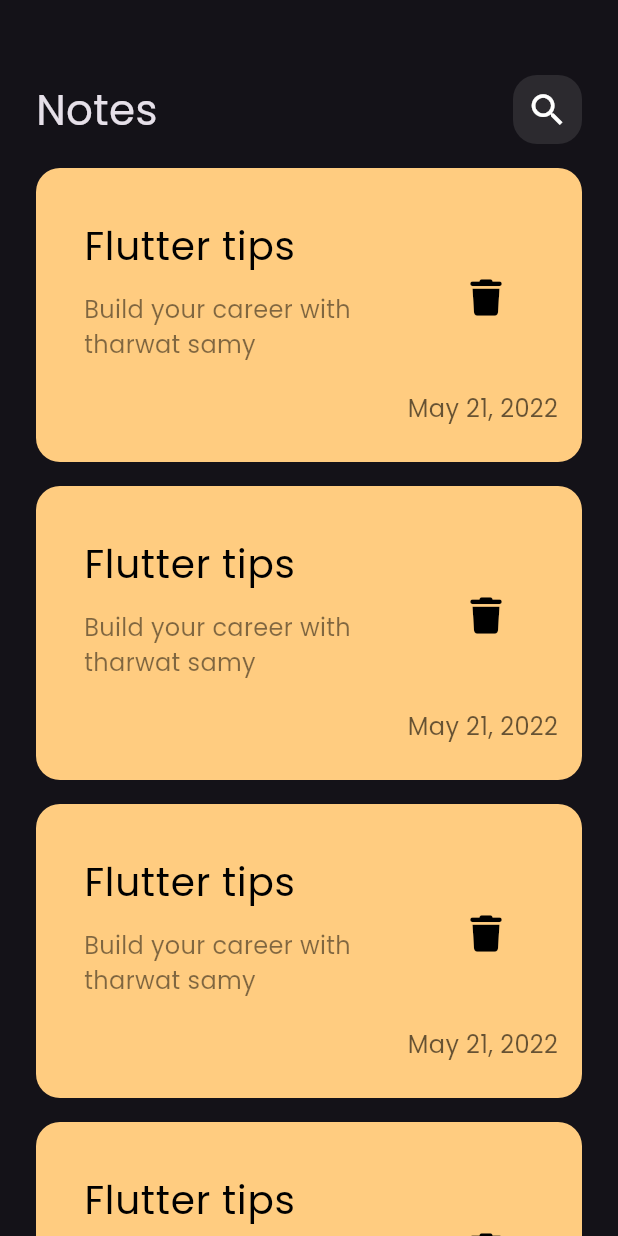
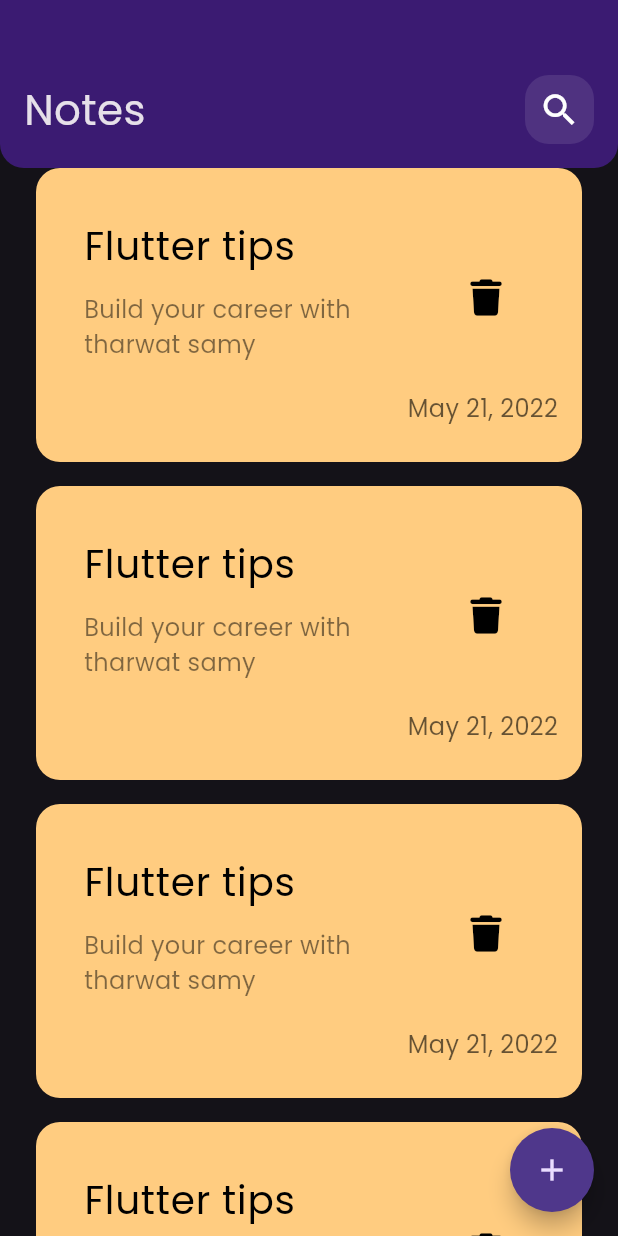
Before and after one commit to mohebboules/notes_app, a Flutter app: the screen it shows after launch, on a phone screen of 412 x 824 dp. Run offline on Flutter 3.47's test engine with Material 3 defaults, Android fonts, the phone set to English and light mode, and no system bars; our stand-ins replace font_awesome_flutter.

Commit message:
Adding Floating Action Button and updating App bar

```diff
--- a/lib/main.dart
+++ b/lib/main.dart
@@ -11,7 +11,10 @@ class NotesApp extends StatelessWidget {
   @override
   Widget build(BuildContext context) {
     return MaterialApp(
-      theme: ThemeData(brightness: Brightness.dark, fontFamily: 'Poppins'),
+      theme: ThemeData(
+        brightness: Brightness.dark,
+        fontFamily: 'Poppins',
+      ),
       debugShowCheckedModeBanner: false,
       home: const NotesView(),
     );
--- a/lib/views/notes_view.dart
+++ b/lib/views/notes_view.dart
@@ -6,8 +6,13 @@ class NotesView extends StatelessWidget {
 
   @override
   Widget build(BuildContext context) {
-    return const Scaffold(
-      body: NotesViewBody(),
+    return Scaffold(
+      floatingActionButton: FloatingActionButton(
+        shape: const CircleBorder(),
+        onPressed: () {},
+        child: const Icon(Icons.add),
+      ),
+      body: const NotesViewBody(),
     );
   }
 }
--- a/lib/views/widgets/custom_app_bar.dart
+++ b/lib/views/widgets/custom_app_bar.dart
@@ -6,9 +6,16 @@ class CustomAppBar extends StatelessWidget {
 
   @override
   Widget build(BuildContext context) {
-    return const Padding(
-      padding: EdgeInsets.only(bottom: 16),
-      child: Row(
+    return Container(
+      padding: const EdgeInsets.only(left: 16, right: 16, bottom: 16, top: 50),
+      decoration: const BoxDecoration(
+        color: Color.fromARGB(255, 59, 27, 114),
+        borderRadius: BorderRadius.only(
+          bottomLeft: Radius.circular(16),
+          bottomRight: Radius.circular(16),
+        ),
+      ),
+      child: const Row(
         children: [
           Text(
             'Notes',
--- a/lib/views/widgets/custom_notes_list_view.dart
+++ b/lib/views/widgets/custom_notes_list_view.dart
@@ -7,10 +7,13 @@ class NotesListView extends StatelessWidget {
   @override
   Widget build(BuildContext context) {
     return Expanded(
-      child: ListView.builder(
-        itemBuilder: (BuildContext context, int index) {
-          return const NoteItem();
-        },
+      child: Padding(
+        padding: const EdgeInsets.symmetric(horizontal: 24),
+        child: ListView.builder(
+          itemBuilder: (BuildContext context, int index) {
+            return const NoteItem();
+          },
+        ),
       ),
     );
   }
--- a/lib/views/widgets/notes_view_body.dart
+++ b/lib/views/widgets/notes_view_body.dart
@@ -7,17 +7,11 @@ class NotesViewBody extends StatelessWidget {
 
   @override
   Widget build(BuildContext context) {
-    return const Padding(
-      padding: EdgeInsets.symmetric(horizontal: 24),
-      child: Column(
-        children: [
-          SizedBox(
-            height: 50,
-          ),
-          CustomAppBar(),
-          NotesListView(),
-        ],
-      ),
+    return const Column(
+      children: [
+        CustomAppBar(),
+        NotesListView(),
+      ],
     );
   }
 }
```
